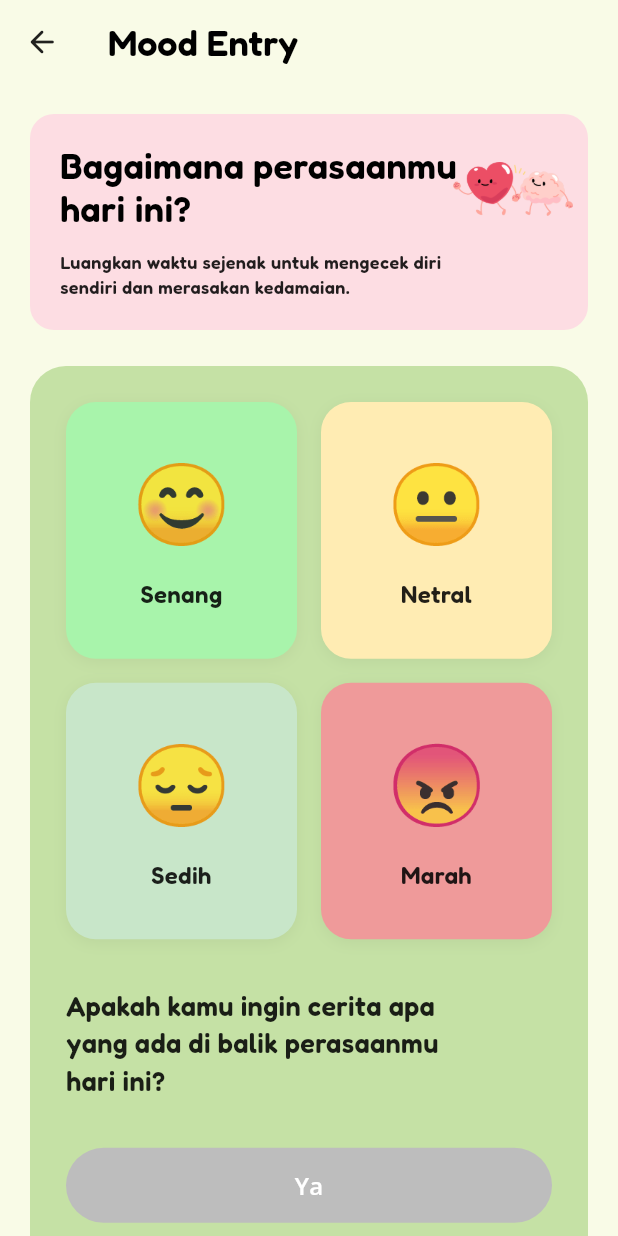
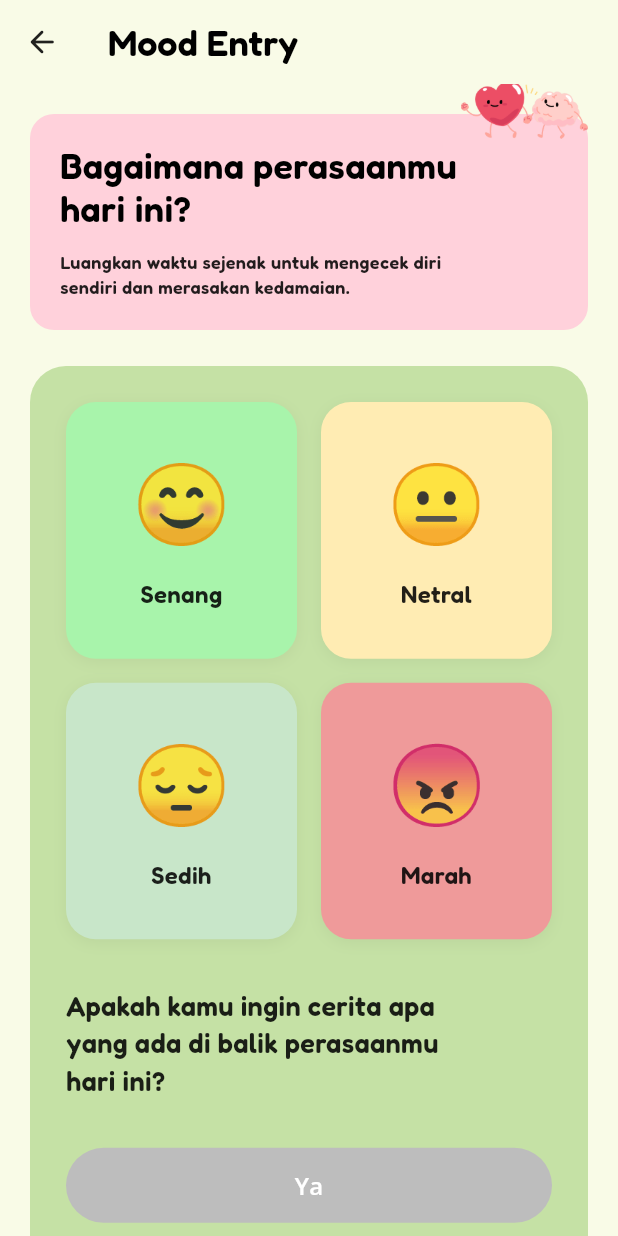
Before and after one commit to MariaSavira/Moodly-PBL-SMT-4, a Flutter app: the MoodInput screen opened directly, on a phone screen of 412 x 824 dp. Run offline on Flutter 3.47's test engine with Material 3 defaults, Android fonts, the phone set to English and light mode, and no system bars; our stand-ins replace cloud_firestore, firebase_auth, firebase_core, flutter_svg, google_fonts, google_mobile_ads and 6 more; missing offline and left inert: flutter_facebook_auth, flutter_quill, gal, home_widget; accounts and stored records are empty.

Commit message:
merapikan input mood

```diff
--- a/moodly/lib/pages/mood/mood_input.dart
+++ b/moodly/lib/pages/mood/mood_input.dart
@@ -265,16 +265,16 @@ class _MoodInputState extends State<MoodInput> {
           child: Column(
             crossAxisAlignment: CrossAxisAlignment.start,
             children: [
-              // ✅ KARTU PERTANYAAN MOOD - Dengan Gambar Emoji Hati Bergandengan
+
               Container(
                 width: double.infinity,
                 padding: const EdgeInsets.all(20),
                 decoration: BoxDecoration(
-                  color: const Color(0xFFFDDDE3), // Pink muda
+                  color: const Color(0xFFFFD1DB),
                   borderRadius: BorderRadius.circular(16),
                 ),
                 child: Stack(
-                  clipBehavior: Clip.none, // Agar gambar bisa keluar dari container
+                  clipBehavior: Clip.none,
                   children: [
                     Column(
                       crossAxisAlignment: CrossAxisAlignment.start,
@@ -300,14 +300,14 @@ class _MoodInputState extends State<MoodInput> {
                         ),
                       ],
                     ),
-                    // ✅ GAMBAR EMOJI HATI BERGANDENGAN - Pojok Kanan Atas (Ukuran Lebih Besar)
+
                     Positioned(
-                      top: -10, // Naik sedikit ke atas (keluar dari container)
-                      right: -10, // Keluar sedikit ke kanan
+                      top: -65,
+                      right: -20,
                       child: Image.asset(
-                        'assets/icons/login/image1.png', // Path ke gambar kamu
-                        width: 80, // Ukuran lebih besar (dari 40 jadi 80)
-                        height: 80,
+                        'assets/icons/login/image1.png',
+                        width: 85,
+                        height: 85,
                         fit: BoxFit.contain,
                       ),
                     ),
@@ -327,7 +327,7 @@ class _MoodInputState extends State<MoodInput> {
                 child: Column(
                   crossAxisAlignment: CrossAxisAlignment.start,
                   children: [
-                    // Grid Mood Selection
+
                     GridView.count(
                       crossAxisCount: 2,
                       shrinkWrap: true,
```
